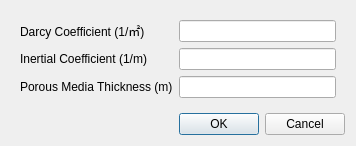
Qt form view/setup/boundary_conditions/porous_jump_dialog.ui (nextfoam/baram) before a commit.
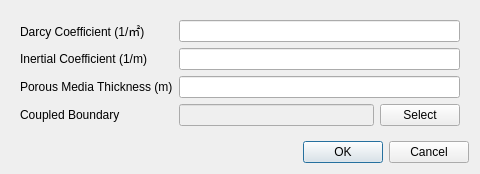
The same form after that commit.

Commit message: #20, #36 Boundary Conditions 페이지 UI 변경 #22 coupled boundary를 가지는 boundary conditions 설정 polyMesh/boundary 파일에 작성 신규 프로젝트에 Case wizard 설정 정보가 적용되지 않는 버그 수정

Diff of the .ui file:
```diff
--- a/view/setup/boundary_conditions/porous_jump_dialog.ui
+++ b/view/setup/boundary_conditions/porous_jump_dialog.ui
@@ -6,10 +6,16 @@
    <rect>
     <x>0</x>
     <y>0</y>
-    <width>356</width>
-    <height>144</height>
+    <width>480</width>
+    <height>174</height>
    </rect>
   </property>
+  <property name="minimumSize">
+   <size>
+    <width>480</width>
+    <height>0</height>
+   </size>
+  </property>
   <property name="windowTitle">
    <string>Porous Jump Boundary Condition</string>
   </property>
@@ -47,6 +53,45 @@
       <item row="2" column="1">
        <widget class="QLineEdit" name="porousMedieThickness"/>
       </item>
+      <item row="3" column="0">
+       <widget class="QLabel" name="label_4">
+        <property name="text">
+         <string>Coupled Boundary</string>
+        </property>
+       </widget>
+      </item>
+      <item row="3" column="1">
+       <widget class="QWidget" name="widget" native="true">
+        <layout class="QHBoxLayout" name="horizontalLayout">
+         <property name="leftMargin">
+          <number>0</number>
+         </property>
+         <property name="topMargin">
+          <number>0</number>
+         </property>
+         <property name="rightMargin">
+          <number>0</number>
+         </property>
+         <property name="bottomMargin">
+          <number>0</number>
+         </property>
+         <item>
+          <widget class="QLineEdit" name="coupledBoundary">
+           <property name="enabled">
+            <bool>false</bool>
+           </property>
+          </widget>
+         </item>
+         <item>
+          <widget class="QPushButton" name="select">
+           <property name="text">
+            <string>Select</string>
+           </property>
+          </widget>
+         </item>
+        </layout>
+       </widget>
+      </item>
      </layout>
     </widget>
    </item>
```
The commit also changes 37 other files.
